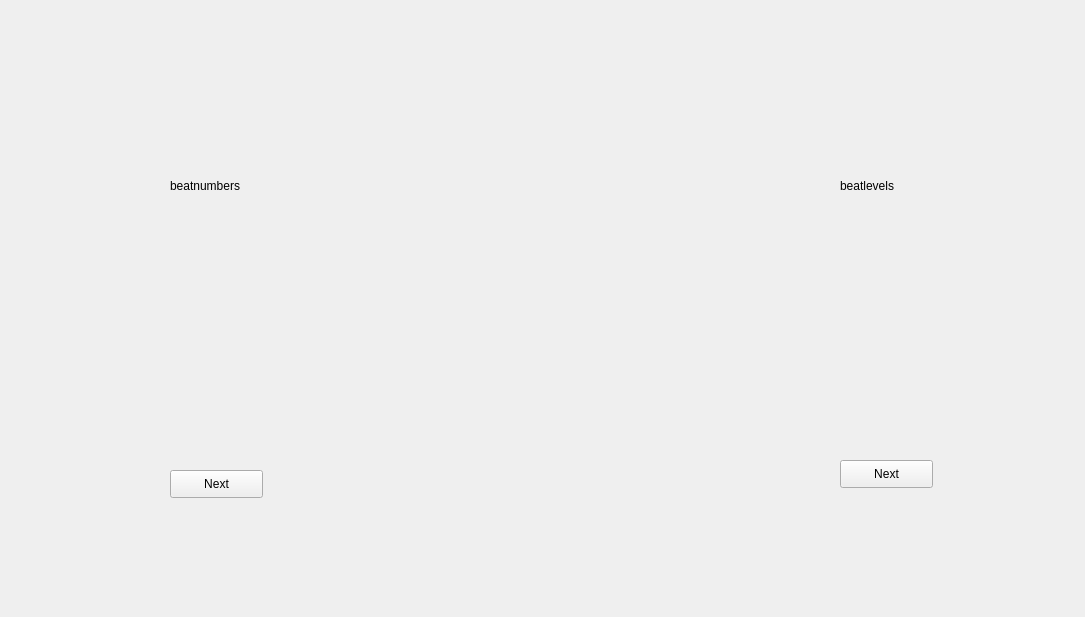
Old version of the form TankGame/High.ui in the repository anlowee/TankGame.
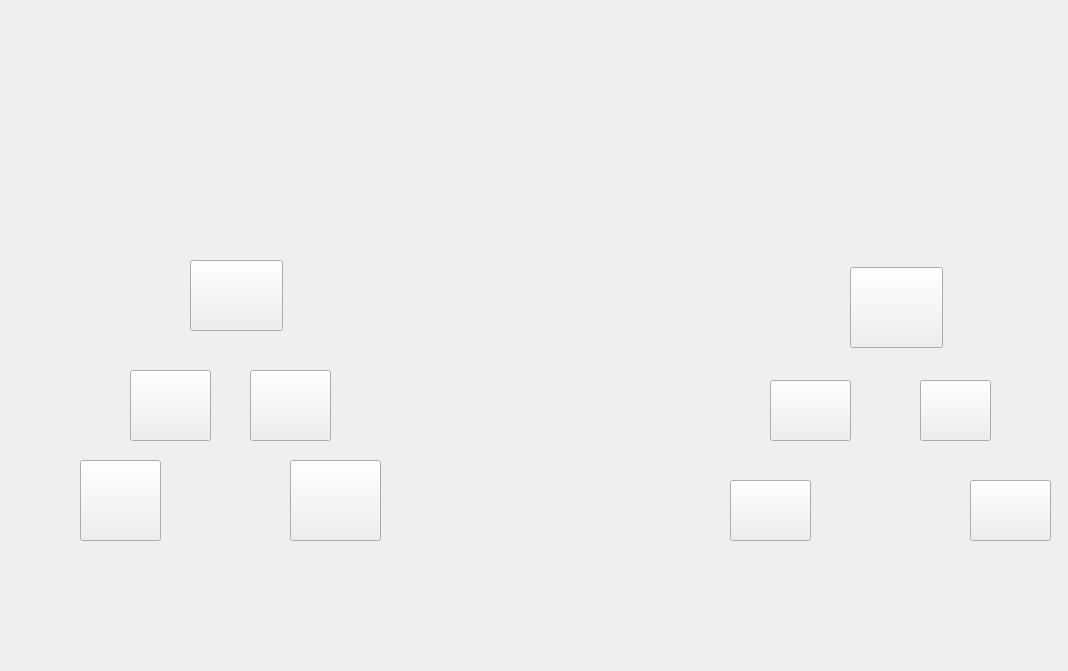
New version of the form. Icons and pictures are not drawn.

```diff
--- a/TankGame/High.ui
+++ b/TankGame/High.ui
@@ -6,8 +6,8 @@
    <rect>
     <x>0</x>
     <y>0</y>
-    <width>1085</width>
-    <height>617</height>
+    <width>1068</width>
+    <height>671</height>
    </rect>
   </property>
   <property name="windowTitle">
@@ -19,90 +19,123 @@
   <widget class="QLabel" name="beatnumbers">
    <property name="geometry">
     <rect>
-     <x>170</x>
-     <y>170</y>
-     <width>91</width>
-     <height>31</height>
+     <x>150</x>
+     <y>100</y>
+     <width>101</width>
+     <height>61</height>
     </rect>
    </property>
    <property name="styleSheet">
     <string notr="true">border-image: url(:/sample/photo/startbutton.jpg);</string>
    </property>
    <property name="text">
-    <string>beatnumbers</string>
+    <string/>
    </property>
   </widget>
   <widget class="QLabel" name="beatlevels">
    <property name="geometry">
     <rect>
-     <x>840</x>
-     <y>170</y>
-     <width>101</width>
-     <height>31</height>
+     <x>830</x>
+     <y>100</y>
+     <width>111</width>
+     <height>61</height>
     </rect>
    </property>
    <property name="styleSheet">
     <string notr="true">border-image: url(:/sample/photo/startbutton.jpg);</string>
    </property>
    <property name="text">
-    <string>beatlevels</string>
+    <string/>
    </property>
   </widget>
   <widget class="QPushButton" name="nextButton1">
    <property name="geometry">
     <rect>
-     <x>170</x>
-     <y>470</y>
-     <width>93</width>
-     <height>28</height>
-    </rect>
-   </property>
-   <property name="styleSheet">
-    <string notr="true">border-image: url(:/sample/photo/startbutton.jpg);</string>
-   </property>
-   <property name="text">
-    <string>Next</string>
-   </property>
-  </widget>
-  <widget class="QPushButton" name="nextButton2">
-   <property name="geometry">
-    <rect>
-     <x>840</x>
+     <x>80</x>
      <y>460</y>
-     <width>93</width>
-     <height>28</height>
+     <width>81</width>
+     <height>81</height>
     </rect>
    </property>
    <property name="styleSheet">
-    <string notr="true">border-image: url(:/sample/photo/startbutton.jpg);</string>
+    <string notr="true">
+border-image: url(:/sample/photo/High_pic/High_beatnumbers/High_beatnumbers_1.jpg);</string>
    </property>
    <property name="text">
-    <string>Next</string>
+    <string/>
    </property>
   </widget>
-  <widget class="QLabel" name="pictureLable1">
+  <widget class="QPushButton" name="pushButton_2">
    <property name="geometry">
     <rect>
-     <x>170</x>
-     <y>300</y>
+     <x>290</x>
+     <y>460</y>
      <width>91</width>
      <height>81</height>
     </rect>
    </property>
    <property name="styleSheet">
-    <string notr="true">border-image: url(:/sample/photo/High_pic/High_beatnumbers/High_beatnumbers_1.jpg);</string>
+    <string notr="true">border-image: url(:/sample/photo/High_pic/High_beatnumbers/High_beatnumbers_2.jpg);</string>
    </property>
    <property name="text">
     <string/>
    </property>
   </widget>
-  <widget class="QLabel" name="pictureLable2">
+  <widget class="QPushButton" name="pushButton_3">
    <property name="geometry">
     <rect>
-     <x>840</x>
-     <y>300</y>
-     <width>101</width>
-     <height>81</height>
+     <x>130</x>
+     <y>370</y>
+     <width>81</width>
+     <height>71</height>
+    </rect>
+   </property>
+   <property name="styleSheet">
+    <string notr="true">border-image: url(:/sample/photo/High_pic/High_beatnumbers/High_beatnumbers_3.jpg);</string>
+   </property>
+   <property name="text">
+    <string/>
+   </property>
+  </widget>
+  <widget class="QPushButton" name="pushButton_4">
+   <property name="geometry">
+    <rect>
+     <x>250</x>
+     <y>370</y>
+     <width>81</width>
+     <height>71</height>
+    </rect>
+   </property>
+   <property name="styleSheet">
+    <string notr="true">border-image: url(:/sample/photo/High_pic/High_beatnumbers/High_beatnumbers_4.jpg);</string>
+   </property>
+   <property name="text">
+    <string/>
+   </property>
+  </widget>
+  <widget class="QPushButton" name="pushButton_5">
+   <property name="geometry">
+    <rect>
+     <x>190</x>
+     <y>260</y>
+     <width>93</width>
+     <height>71</height>
+    </rect>
+   </property>
+   <property name="styleSheet">
+    <string notr="true">border-image: url(:/sample/photo/High_pic/High_beatnumbers/High_beatnumbers_5.jpg);</string>
+   </property>
+   <property name="text">
+    <string/>
+   </property>
+  </widget>
+  <widget class="QPushButton" name="pushButton_6">
+   <property name="geometry">
+    <rect>
+     <x>730</x>
+     <y>480</y>
+     <width>81</width>
+     <height>61</height>
     </rect>
    </property>
    <property name="styleSheet">
@@ -112,6 +145,90 @@
     <string/>
    </property>
   </widget>
+  <widget class="QPushButton" name="pushButton_7">
+   <property name="geometry">
+    <rect>
+     <x>970</x>
+     <y>480</y>
+     <width>81</width>
+     <height>61</height>
+    </rect>
+   </property>
+   <property name="styleSheet">
+    <string notr="true">border-image: url(:/sample/photo/High_pic/HIgh_beatlevels/High_beatlevels_2.jpg);</string>
+   </property>
+   <property name="text">
+    <string/>
+   </property>
+  </widget>
+  <widget class="QPushButton" name="pushButton_8">
+   <property name="geometry">
+    <rect>
+     <x>770</x>
+     <y>380</y>
+     <width>81</width>
+     <height>61</height>
+    </rect>
+   </property>
+   <property name="styleSheet">
+    <string notr="true">border-image: url(:/sample/photo/High_pic/HIgh_beatlevels/High_beatlevels_3.jpg);</string>
+   </property>
+   <property name="text">
+    <string/>
+   </property>
+  </widget>
+  <widget class="QPushButton" name="pushButton_9">
+   <property name="geometry">
+    <rect>
+     <x>920</x>
+     <y>380</y>
+     <width>71</width>
+     <height>61</height>
+    </rect>
+   </property>
+   <property name="styleSheet">
+    <string notr="true">border-image: url(:/sample/photo/High_pic/HIgh_beatlevels/High_beatlevels_4.jpg);</string>
+   </property>
+   <property name="text">
+    <string/>
+   </property>
+  </widget>
+  <widget class="QPushButton" name="pushButton_10">
+   <property name="geometry">
+    <rect>
+     <x>850</x>
+     <y>267</y>
+     <width>93</width>
+     <height>81</height>
+    </rect>
+   </property>
+   <property name="styleSheet">
+    <string notr="true">border-image: url(:/sample/photo/High_pic/HIgh_beatlevels/High_beatlevels_5.jpg);</string>
+   </property>
+   <property name="text">
+    <string/>
+   </property>
+  </widget>
+  <widget class="QStackedWidget" name="stackedWidget">
+   <property name="geometry">
+    <rect>
+     <x>370</x>
+     <y>90</y>
+     <width>391</width>
+     <height>281</height>
+    </rect>
+   </property>
+   <widget class="QWidget" name="num_1"/>
+   <widget class="QWidget" name="num_2"/>
+   <widget class="QWidget" name="num_3"/>
+   <widget class="QWidget" name="num_4"/>
+   <widget class="QWidget" name="num_5"/>
+   <widget class="QWidget" name="lev_1"/>
+   <widget class="QWidget" name="lev_2"/>
+   <widget class="QWidget" name="lev_3"/>
+   <widget class="QWidget" name="lev_4"/>
+   <widget class="QWidget" name="lev_5"/>
+  </widget>
  </widget>
  <resources/>
  <connections/>
```
Left out of the diff: 2 changed lines with no effect on the pictures.
